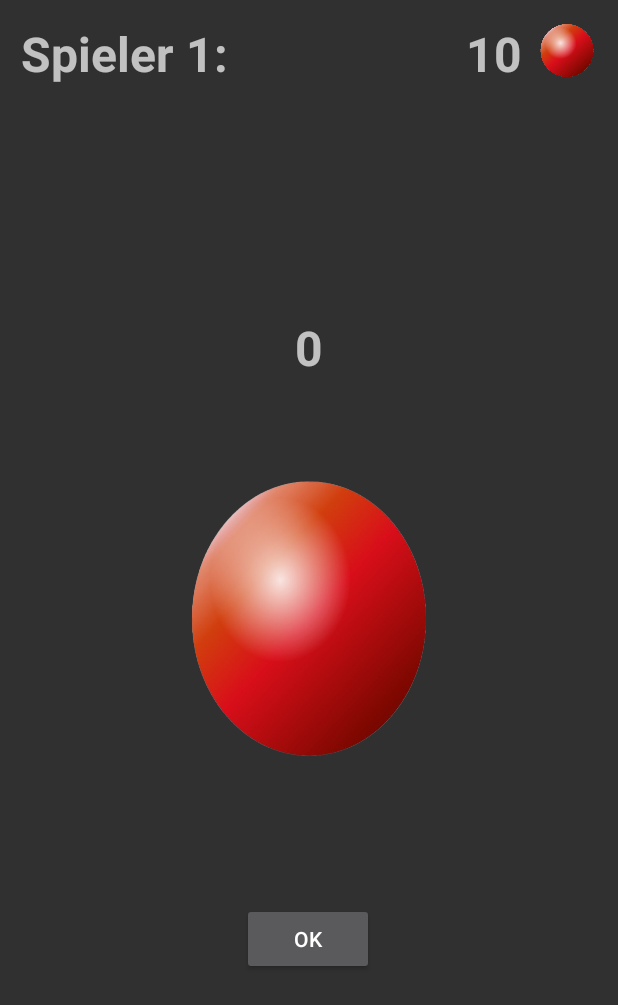
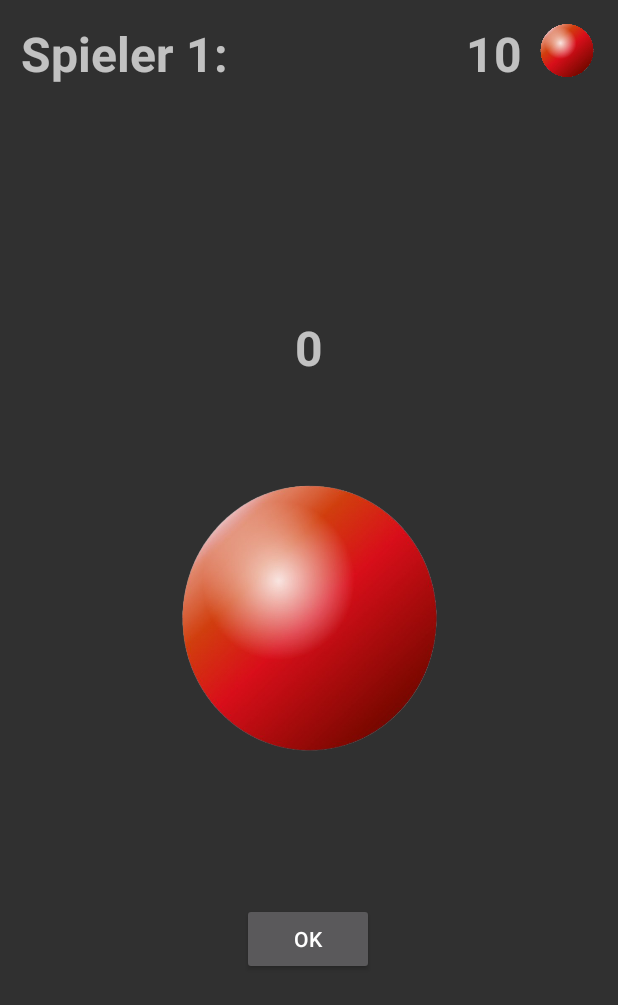
Before and after one commit to Sebi2682/EffektiveSpiele, an Android app: the ActivitySpieler1 screen opened directly, with no data from a screen before it, on a phone screen of 412 x 824 dp. Shown: the top 1005 px of the screen. Run offline under Robolectric (Android 15) with nearby library versions, the phone set to English and light mode, and no system bars.

Commit message:
added something

```diff
--- a/app/src/main/res/layout/activity_spieler1.xml
+++ b/app/src/main/res/layout/activity_spieler1.xml
@@ -37,8 +37,8 @@
 
     <ImageView
         android:id="@+id/imageMurmelSetzen1"
-        android:layout_width="212dp"
-        android:layout_height="207dp"
+        android:layout_width="230dp"
+        android:layout_height="200dp"
         android:background="@drawable/murmel"
         android:onClick="onClick"
         app:layout_constraintBottom_toBottomOf="parent"
--- a/app/src/main/res/layout/activity_spieler2.xml
+++ b/app/src/main/res/layout/activity_spieler2.xml
@@ -37,8 +37,8 @@
 
     <ImageView
         android:id="@+id/imageMurmelSetzen2"
-        android:layout_width="212dp"
-        android:layout_height="207dp"
+        android:layout_width="230dp"
+        android:layout_height="200dp"
         android:background="@drawable/murmel"
         android:onClick="onClick"
         app:layout_constraintBottom_toBottomOf="parent"
```
